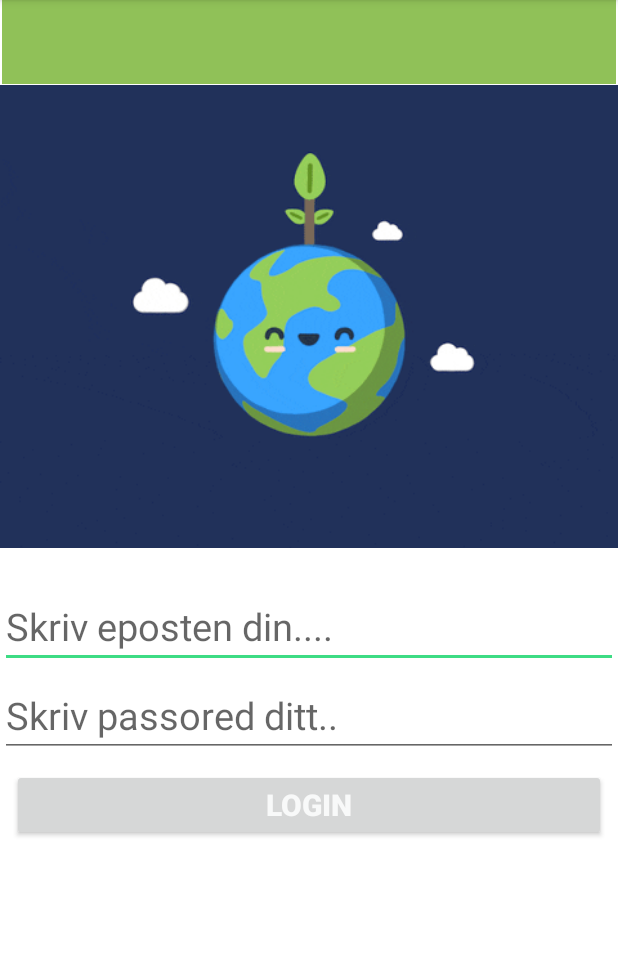
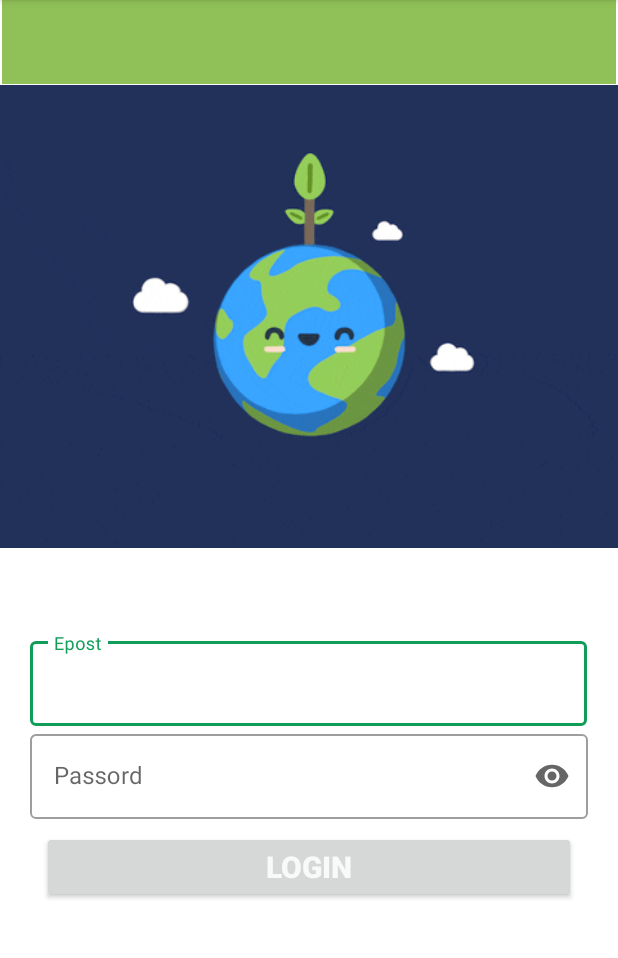
Before and after one commit to Mikebrowski/greenpay_c, an Android app: the LoginActivity screen opened directly, with no data from a screen before it, on a phone screen of 412 x 824 dp, the part 84-1042 px from its top. Run offline under Robolectric (Android 15) with nearby library versions, the phone set to English and light mode, and no system bars; our stand-ins replace Firebase (no records; nobody signed in at launch, a user with empty details on screens opened directly); Roboto replaces fonts that are not available here.

Commit message:
Merged PR 408: Material desgin setup
La til nytt login desgin og material desgin

```diff
--- a/app/src/main/java/com/example/greenpayremastered/LoginActivity.java
+++ b/app/src/main/java/com/example/greenpayremastered/LoginActivity.java
@@ -43,9 +43,15 @@ public class LoginActivity extends AppCompatActivity {
         super.onCreate(savedInstanceState);
         setContentView(R.layout.login_activity);
 
+        /*
+                // OLD VERSION
+                inputEmail= (EditText) findViewById(R.id.inputEmail);
+                inputPassword= (EditText) findViewById(R.id.inputPassword);
+        */
+        inputEmail = (EditText) findViewById(R.id.emailX);
+        inputPassword = (EditText) findViewById(R.id.passwordX);
 
-        inputEmail= (EditText) findViewById(R.id.inputEmail);
-        inputPassword= (EditText) findViewById(R.id.inputPassword);
+
         progressBar = (ProgressBar)findViewById(R.id.progressBarBot);
         progressBar.setVisibility(View.GONE);
 
--- a/app/src/main/res/layout/login_activity.xml
+++ b/app/src/main/res/layout/login_activity.xml
@@ -56,35 +56,63 @@
     </androidx.gridlayout.widget.GridLayout>
 
     <LinearLayout
+        android:id="@+id/MaterialLinerlayout"
         android:layout_width="0dp"
         android:layout_height="0dp"
+        android:layout_margin="20dp"
         android:orientation="vertical"
         app:layout_constraintBottom_toTopOf="@+id/toolbar2"
         app:layout_constraintEnd_toEndOf="parent"
-        app:layout_constraintHorizontal_bias="0.0"
         app:layout_constraintStart_toStartOf="parent"
-        app:layout_constraintTop_toBottomOf="@+id/gridLayout"
-        app:layout_constraintVertical_bias="0.0">
+        app:layout_constraintTop_toBottomOf="@+id/gridLayout">
 
-        <EditText
-            android:id="@+id/inputEmail"
+
+        <com.google.android.material.textfield.TextInputLayout
+            android:id="@+id/MaterialDesignEmail"
+            style="@style/Widget.MaterialComponents.TextInputLayout.OutlinedBox"
+            android:layout_width="371dp"
+            android:layout_height="wrap_content"
+            android:layout_marginTop="36dp"
+            android:layout_marginEnd="19dp"
+            android:hint="Epost"
+
+            app:layout_constraintBottom_toTopOf="parent"
+            app:layout_constraintEnd_toEndOf="parent"
+            app:layout_constraintHorizontal_bias="1.0"
+            app:layout_constraintStart_toStartOf="parent"
+            app:layout_constraintTop_toBottomOf="parent">
+
+            <com.google.android.material.textfield.TextInputEditText
+                android:id="@+id/emailX"
+                android:layout_width="371dp"
+                android:layout_height="match_parent">
+
+
+            </com.google.android.material.textfield.TextInputEditText>
+
+        </com.google.android.material.textfield.TextInputLayout>
+
+        <com.google.android.material.textfield.TextInputLayout
+            android:id="@+id/MaterialDesignPass"
+            style="@style/Widget.MaterialComponents.TextInputLayout.OutlinedBox"
             android:layout_width="match_parent"
             android:layout_height="wrap_content"
-            android:layout_marginTop="24dp"
-            android:ems="10"
-            android:hint="Skriv eposten din...."
-            android:inputType="textEmailAddress"
-            android:textSize="25sp" />
+            android:hint="Passord"
+            app:endIconMode="password_toggle"
+            app:layout_constraintBottom_toTopOf="@+id/toolbar2"
+            app:layout_constraintEnd_toEndOf="parent"
+            app:layout_constraintStart_toStartOf="parent"
+            app:layout_constraintTop_toBottomOf="@+id/MaterialDesignEmail">
 
-        <EditText
-            android:id="@+id/inputPassword"
-            android:layout_width="match_parent"
-            android:layout_height="wrap_content"
-            android:layout_marginTop="4dp"
-            android:ems="10"
-            android:hint="Skriv passored ditt.."
-            android:inputType="textPassword"
-            android:textSize="25sp" />
+
+            <com.google.android.material.textfield.TextInputEditText
+                android:id="@+id/passwordX"
+                android:layout_width="match_parent"
+                android:layout_height="wrap_content"
+                android:inputType="textPassword"></com.google.android.material.textfield.TextInputEditText>
+
+
+        </com.google.android.material.textfield.TextInputLayout>
 
         <androidx.appcompat.widget.AppCompatButton
             android:id="@+id/insideLoginBtn"
@@ -103,7 +131,6 @@
             style="?android:attr/progressBarStyle"
             android:layout_width="match_parent"
             android:layout_height="wrap_content" />
-
     </LinearLayout>
 
 
--- a/app/src/main/res/layout/recyclesearchfragment.xml
+++ b/app/src/main/res/layout/recyclesearchfragment.xml
@@ -10,11 +10,11 @@
     cardview:cardCornerRadius="4dp"
     >
 
+
     <LinearLayout
         android:layout_width="match_parent"
         android:layout_height="match_parent"
         android:orientation="vertical">
-
 
         <TextView
             android:id="@+id/typetxt"
@@ -55,4 +55,6 @@
 
     </LinearLayout>
 
+
+
 </androidx.cardview.widget.CardView>
--- a/app/src/main/res/values/strings.xml
+++ b/app/src/main/res/values/strings.xml
@@ -112,4 +112,5 @@
         "For example, position the FAB to one side of stream of a cards so the FAB won’t interfere "
         "when a user tries to pick up one of cards.\n\n"
     </string>
+    <string name="label">Hintet</string>
 </resources>
```
Also changed, not shown: app/src/main/java/fragment/Highscorekotlin.kt (+3 -63 lines), app/src/main/java/fragment/detailsFragment.java (+33 -20 lines), app/src/main/res/layout/details_fragment.xml (+26 -15 lines).
